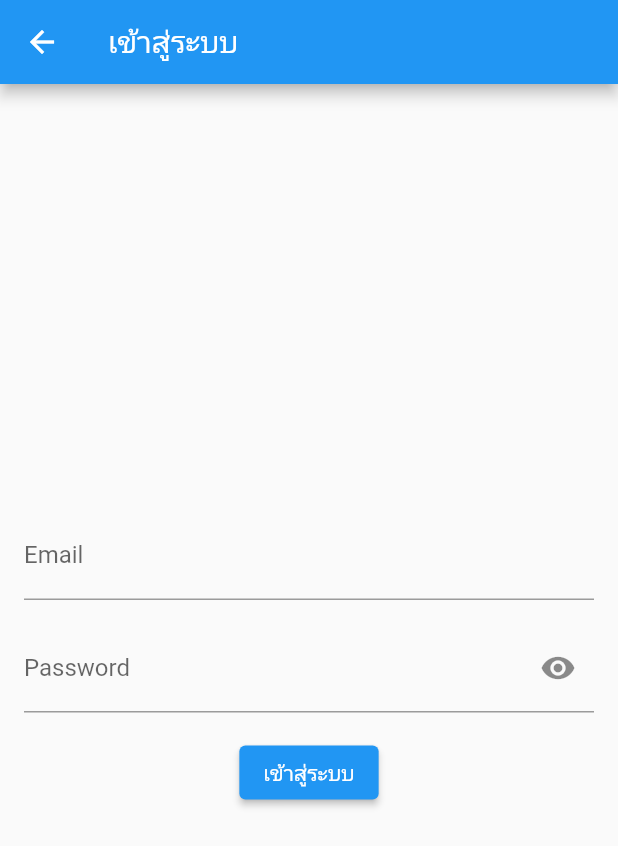
After one commit to Kirimarch/Test, a Flutter app: the login screen opened directly, after a tap on "เข้าสู่ระบบ", on a phone screen of 412 x 824 dp. The commit adds this screen. Shown: the top 846 px of the screen. Run offline on Flutter 3.47's test engine with Material 2 defaults, Android fonts, the phone set to English and light mode, and no system bars; our stand-ins replace firebase_auth, firebase_core; accounts and stored records are empty; network calls fail.

Commit message:
first commit

```diff
--- a/lib/main.dart
+++ b/lib/main.dart
@@ -1,6 +1,7 @@
 // ignore_for_file: use_key_in_widget_constructors, prefer_const_constructors
 
 import 'package:flutter/material.dart';
+import 'package:proj3k/screen/login.dart';
 import 'package:proj3k/screen/register.dart';
 import 'package:firebase_core/firebase_core.dart';
 
@@ -32,7 +33,10 @@ class MyApp extends StatelessWidget {
               // ปุ่มเข้าสู่ระบบ
               ElevatedButton(
                 onPressed: () {
-                  // โค้ดสำหรับการเข้าสู่ระบบ
+                  Navigator.push(
+                    context,
+                    MaterialPageRoute(builder: (context) => login()),
+                  );
                 },
                 child: Text('เข้าสู่ระบบ'),
               ),
--- /dev/null
+++ b/lib/screen/login.dart
@@ -0,0 +1,80 @@
+// ignore_for_file: use_key_in_widget_constructors, camel_case_types, avoid_print, prefer_const_constructors, library_private_types_in_public_api
+
+import 'package:flutter/material.dart';
+import 'package:firebase_auth/firebase_auth.dart';
+
+class login extends StatefulWidget {
+  @override
+  _loginState createState() => _loginState();
+}
+
+class _loginState extends State<login> {
+  final FirebaseAuth _auth = FirebaseAuth.instance;
+  bool _isObscured = true;
+
+  final TextEditingController _emailController = TextEditingController();
+  final TextEditingController _passwordController = TextEditingController();
+
+  Future<void> _login() async {
+    try {
+      UserCredential userCredential = await _auth.signInWithEmailAndPassword(
+        email: _emailController.text,
+        password: _passwordController.text,
+      );
+      print('Logged in user: ${userCredential.user!.uid}');
+      // ทำการเข้าสู่ระบบผู้ใช้ที่เรียบร้อยแล้ว
+    } on FirebaseAuthException catch (e) {
+      if (e.code == 'user-not-found') {
+        print('ไม่พบผู้ใช้สำหรับอีเมลที่ระบุ');
+      } else if (e.code == 'wrong-password') {
+        print('รหัสผ่านไม่ถูกต้อง');
+      }
+    }
+  }
+
+  @override
+  Widget build(BuildContext context) {
+    return Scaffold(
+      appBar: AppBar(
+        title: Text('เข้าสู่ระบบ'),
+      ),
+      body: Padding(
+        padding: const EdgeInsets.all(16.0),
+        child: Column(
+          mainAxisAlignment: MainAxisAlignment.center,
+          crossAxisAlignment: CrossAxisAlignment.center,
+          children: [
+            TextFormField(
+              controller: _emailController,
+              decoration: InputDecoration(
+                labelText: 'Email',
+              ),
+            ),
+            SizedBox(height: 16.0),
+            TextFormField(
+              controller: _passwordController,
+              obscureText: _isObscured,
+              decoration: InputDecoration(
+                labelText: 'Password',
+                suffixIcon: IconButton(
+                  icon: Icon(
+                      _isObscured ? Icons.visibility : Icons.visibility_off),
+                  onPressed: () {
+                    setState(() {
+                      _isObscured = !_isObscured;
+                    });
+                  },
+                ),
+              ),
+            ),
+            SizedBox(height: 16.0),
+            ElevatedButton(
+              onPressed: _login,
+              child: Text('เข้าสู่ระบบ'),
+            ),
+          ],
+        ),
+      ),
+    );
+  }
+}
```
